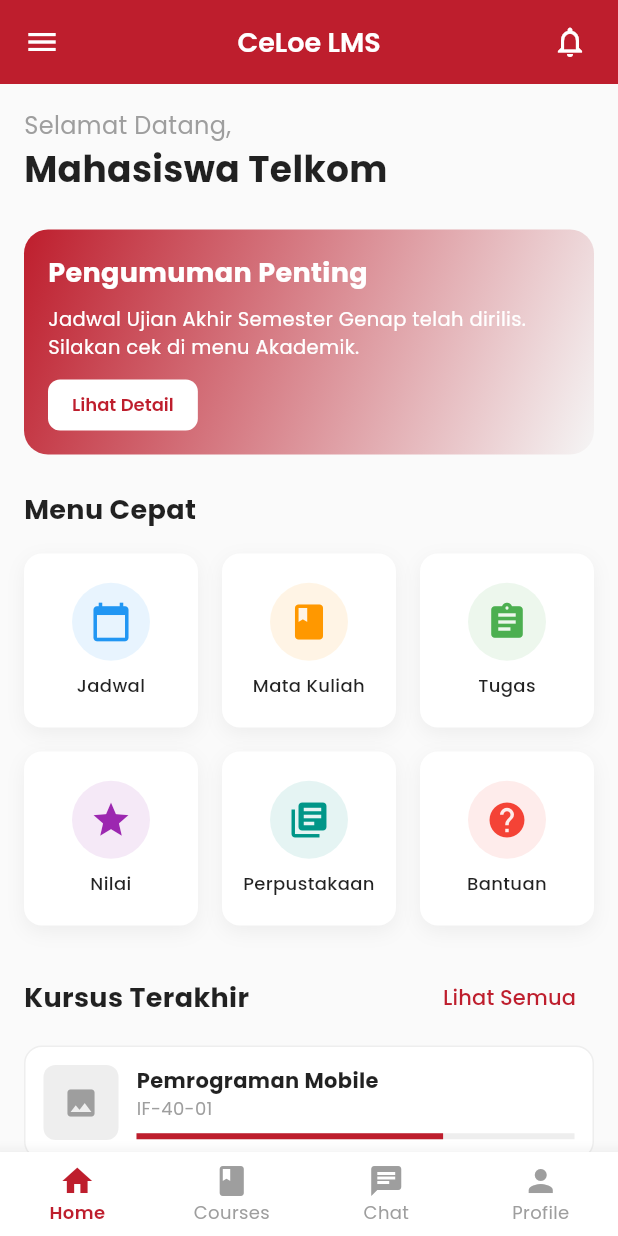
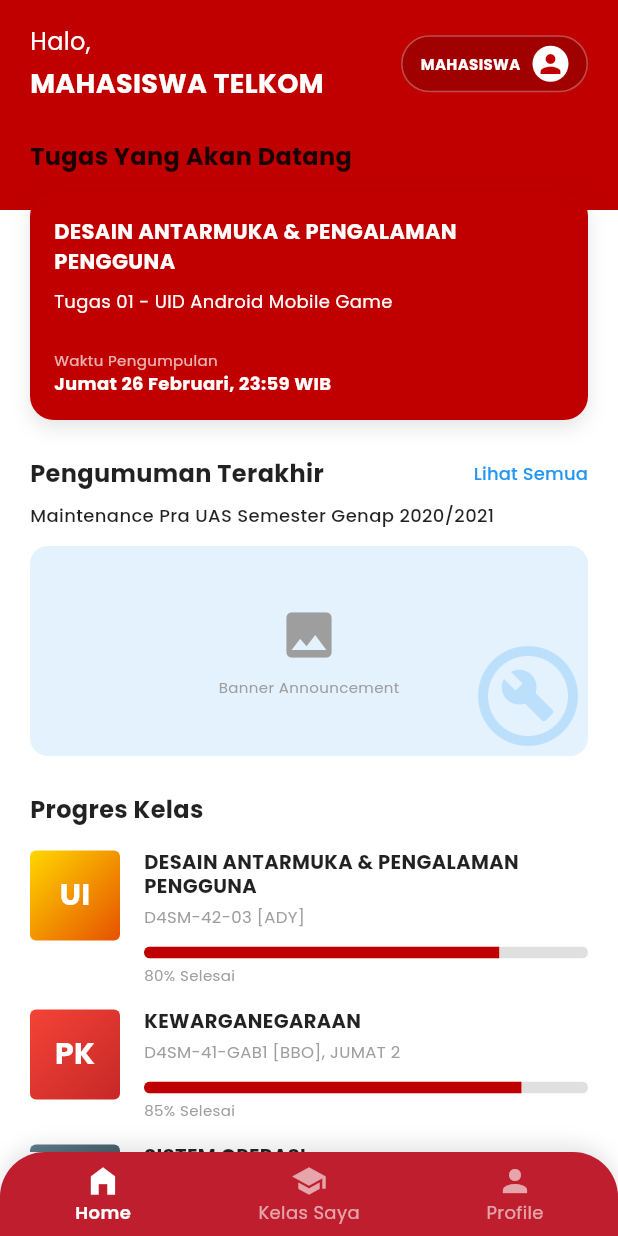
Before and after one commit to sitimaisaroh291001/app_lms, a Flutter app: the DashboardPage screen opened by its route, on a phone screen of 412 x 824 dp. Run offline on Flutter 3.47's test engine with Material 3 defaults, Android fonts, the phone set to English and light mode, and no system bars; our stand-ins replace go_router, google_fonts.

Commit message:
Membuat halaman dashboard/home

```diff
--- a/lib/features/dashboard/presentation/pages/dashboard_page.dart
+++ b/lib/features/dashboard/presentation/pages/dashboard_page.dart
@@ -1,259 +1,414 @@
 import 'package:flutter/material.dart';
 import 'package:go_router/go_router.dart';
-import '../../../../core/theme/app_theme.dart';
+import 'package:go_router/go_router.dart';
 
-class DashboardPage extends StatelessWidget {
+class DashboardPage extends StatefulWidget {
   const DashboardPage({super.key});
+
+  @override
+  State<DashboardPage> createState() => _DashboardPageState();
+}
+
+class _DashboardPageState extends State<DashboardPage> {
+  int _selectedIndex = 0;
 
   @override
   Widget build(BuildContext context) {
     return Scaffold(
-      appBar: AppBar(
-        title: const Text('CeLoe LMS'),
-        actions: [
-          IconButton(
-            icon: const Icon(Icons.notifications_outlined),
-            onPressed: () {},
+      backgroundColor: Colors.white,
+      body: Stack(
+        children: [
+          // Red Header Background
+          Positioned(
+            top: 0,
+            left: 0,
+            right: 0,
+            height: 140, // Adjust height as needed
+            child: Container(
+              color: const Color(0xFFC00000), // Deep Red
+            ),
+          ),
+
+          SafeArea(
+            child: SingleChildScrollView(
+              padding: const EdgeInsets.symmetric(horizontal: 20.0),
+              child: Column(
+                crossAxisAlignment: CrossAxisAlignment.start,
+                children: [
+                  const SizedBox(height: 16),
+
+                  // 1. Header Section
+                  Row(
+                    mainAxisAlignment: MainAxisAlignment.spaceBetween,
+                    children: [
+                      Column(
+                        crossAxisAlignment: CrossAxisAlignment.start,
+                        children: [
+                          const Text(
+                            'Halo,',
+                            style: TextStyle(
+                              color: Colors.white,
+                              fontSize: 16,
+                            ),
+                          ),
+                          const SizedBox(height: 4),
+                          const Text(
+                            'MAHASISWA TELKOM',
+                            style: TextStyle(
+                              color: Colors.white,
+                              fontSize: 18,
+                              fontWeight: FontWeight.bold,
+                            ),
+                          ),
+                        ],
+                      ),
+                      Container(
+                        padding: const EdgeInsets.symmetric(horizontal: 12, vertical: 6),
+                        decoration: BoxDecoration(
+                          color: const Color(0xFFA00000), // Slightly darker red for badge
+                          borderRadius: BorderRadius.circular(20),
+                          border: Border.all(color: Colors.white30),
+                        ),
+                        child: Row(
+                          children: [
+                            const Text(
+                              'MAHASISWA',
+                              style: TextStyle(
+                                color: Colors.white,
+                                fontSize: 10,
+                                fontWeight: FontWeight.bold,
+                              ),
                             ),
                             const SizedBox(width: 8),
-        ],
-      ),
-      drawer: Drawer(
-        child: ListView(
-          padding: EdgeInsets.zero,
-          children: [
-            const UserAccountsDrawerHeader(
-              decoration: BoxDecoration(color: AppTheme.primaryColor),
-              accountName: Text('Mahasiswa Telkom'),
-              accountEmail: Text('mahasiswa@student.telkomuniversity.ac.id'),
-              currentAccountPicture: CircleAvatar(
+                            const CircleAvatar(
+                              radius: 12,
                               backgroundColor: Colors.white,
-                child: Icon(Icons.person, size: 40, color: AppTheme.primaryColor),
-              ),
-            ),
-            ListTile(
-              leading: const Icon(Icons.dashboard),
-              title: const Text('Dashboard'),
-              onTap: () => context.pop(),
-            ),
-            ListTile(
-              leading: const Icon(Icons.book),
-              title: const Text('My Courses'),
-              onTap: () {
-                context.push('/course-list');
-              },
-            ),
-             ListTile(
-              leading: const Icon(Icons.person),
-              title: const Text('Profile'),
-              onTap: () {
-                 context.push('/profile');
-              },
-            ),
-            const Divider(),
-            ListTile(
-              leading: const Icon(Icons.logout),
-              title: const Text('Logout'),
-              onTap: () => context.go('/login'),
+                              child: Icon(Icons.person, size: 20, color: Color(0xFFC00000)),
                             ),
                           ],
                         ),
                       ),
-      body: SingleChildScrollView(
-        padding: const EdgeInsets.all(16.0),
+                    ],
+                  ),
+
+                  const SizedBox(height: 24),
+
+                  // 2. Tugas Yang Akan Datang (Upcoming Task)
+                  const Text(
+                    'Tugas Yang Akan Datang',
+                    style: TextStyle(
+                      fontSize: 16,
+                      fontWeight: FontWeight.bold,
+                      color: Colors.black87,
+                    ),
+                  ),
+                  const SizedBox(height: 12),
+
+                  Container(
+                    width: double.infinity,
+                    padding: const EdgeInsets.all(16),
+                    decoration: BoxDecoration(
+                      color: const Color(0xFFC00000), // Red Card
+                      borderRadius: BorderRadius.circular(16),
+                      boxShadow: [
+                        BoxShadow(
+                          color: Colors.black.withValues(alpha: 0.1),
+                          blurRadius: 10,
+                          offset: const Offset(0, 5),
+                        ),
+                      ],
+                    ),
                     child: Column(
                       crossAxisAlignment: CrossAxisAlignment.start,
                       children: [
-            // Welcome Section
                         const Text(
-              'Selamat Datang,',
-              style: TextStyle(fontSize: 16, color: Colors.grey),
-            ),
-            const Text(
-              'Mahasiswa Telkom',
-              style: TextStyle(fontSize: 24, fontWeight: FontWeight.bold),
-            ),
-            const SizedBox(height: 24),
-
-            // Announcement Carousel / Banner
-            Container(
-              height: 150,
-              width: double.infinity,
-              decoration: BoxDecoration(
-                color: AppTheme.primaryColor,
-                borderRadius: BorderRadius.circular(16),
-                gradient: LinearGradient(
-                  colors: [AppTheme.primaryColor, AppTheme.secondaryColor],
-                  begin: Alignment.topLeft,
-                  end: Alignment.bottomRight,
-                ),
-              ),
-              padding: const EdgeInsets.all(16),
-              child: Column(
-                crossAxisAlignment: CrossAxisAlignment.start,
-                mainAxisAlignment: MainAxisAlignment.center,
-                children: [
-                  const Text(
-                    'Pengumuman Penting',
+                          'DESAIN ANTARMUKA & PENGALAMAN PENGGUNA',
                           style: TextStyle(
                             color: Colors.white,
+                            fontSize: 14,
                             fontWeight: FontWeight.bold,
-                      fontSize: 18,
                           ),
                         ),
                         const SizedBox(height: 8),
                         const Text(
-                    'Jadwal Ujian Akhir Semester Genap telah dirilis. Silakan cek di menu Akademik.',
-                    style: TextStyle(color: Colors.white, fontSize: 13),
-                    maxLines: 2,
-                    overflow: TextOverflow.ellipsis,
+                          'Tugas 01 - UID Android Mobile Game',
+                          style: TextStyle(
+                            color: Colors.white,
+                            fontSize: 12,
                           ),
-                  const Spacer(),
-                  ElevatedButton(
-                    style: ElevatedButton.styleFrom(
-                      backgroundColor: Colors.white,
-                      foregroundColor: AppTheme.primaryColor,
-                      padding: const EdgeInsets.symmetric(horizontal: 16, vertical: 8),
-                      minimumSize: Size.zero,
-                      tapTargetSize: MaterialTapTargetSize.shrinkWrap,
                         ),
-                    onPressed: () {},
-                    child: const Text('Lihat Detail', style: TextStyle(fontSize: 12)),
-                  )
+                        const SizedBox(height: 24),
+                        const Text(
+                          'Waktu Pengumpulan',
+                          style: TextStyle(
+                            color: Colors.white70,
+                            fontSize: 10,
+                          ),
+                        ),
+                         const Text(
+                          'Jumat 26 Februari, 23:59 WIB',
+                          style: TextStyle(
+                            color: Colors.white,
+                            fontSize: 12,
+                            fontWeight: FontWeight.bold,
+                          ),
+                        ),
                       ],
                     ),
                   ),
 
                   const SizedBox(height: 24),
 
-            // Quick Menu (Grid)
-            const Text(
-              'Menu Cepat',
-              style: TextStyle(fontSize: 18, fontWeight: FontWeight.bold),
-            ),
-            const SizedBox(height: 16),
-            GridView.count(
-              shrinkWrap: true,
-              physics: const NeverScrollableScrollPhysics(),
-              crossAxisCount: 3, // 3 columns
-              crossAxisSpacing: 16,
-              mainAxisSpacing: 16,
-              children: [
-                _buildMenuCard(Icons.calendar_today, 'Jadwal', Colors.blue),
-                _buildMenuCard(Icons.book, 'Mata Kuliah', Colors.orange),
-                _buildMenuCard(Icons.assignment, 'Tugas', Colors.green),
-                _buildMenuCard(Icons.grade, 'Nilai', Colors.purple),
-                _buildMenuCard(Icons.library_books, 'Perpustakaan', Colors.teal),
-                _buildMenuCard(Icons.help, 'Bantuan', Colors.red),
-              ],
-            ),
-             const SizedBox(height: 24),
-
-             // Recent Courses
+                  // 3. Pengumuman Terakhir
                   Row(
                     mainAxisAlignment: MainAxisAlignment.spaceBetween,
                     children: [
                       const Text(
-                  'Kursus Terakhir',
-                  style: TextStyle(fontSize: 18, fontWeight: FontWeight.bold),
+                        'Pengumuman Terakhir',
+                        style: TextStyle(
+                          fontSize: 16,
+                          fontWeight: FontWeight.bold,
+                          color: Colors.black87,
                         ),
-                 TextButton(onPressed: (){}, child: const Text("Lihat Semua"))
-              ]
+                      ),
+                      TextButton(
+                        onPressed: () {},
+                        style: TextButton.styleFrom(
+                          padding: EdgeInsets.zero,
+                          minimumSize: Size.zero,
+                          tapTargetSize: MaterialTapTargetSize.shrinkWrap,
+                        ),
+                        child: const Text(
+                          'Lihat Semua',
+                          style: TextStyle(color: Colors.blue, fontSize: 12)
+                        ),
+                      ),
+                    ],
                   ),
                   const SizedBox(height: 8),
-             _buildCourseCard("Pemrograman Mobile", "IF-40-01", 0.7),
+                  const Text(
+                    'Maintenance Pra UAS Semester Genap 2020/2021',
+                    style: TextStyle(fontSize: 12, fontWeight: FontWeight.w500),
+                  ),
                   const SizedBox(height: 12),
-             _buildCourseCard("Desain UX", "IF-40-02", 0.4),
-
+                  // Banner Image Placeholder
+                  Container(
+                    height: 140,
+                    width: double.infinity,
+                    decoration: BoxDecoration(
+                      color: Colors.blue[50],
+                      borderRadius: BorderRadius.circular(12),
+                    ),
+                    child: Stack(
+                      children: [
+                         Positioned(
+                           right: 0,
+                           bottom: 0,
+                           child: Icon(Icons.build_circle_outlined, size: 80, color: Colors.blue.withValues(alpha: 0.2)),
+                         ),
+                        Center(
+                          child: Column(
+                            mainAxisAlignment: MainAxisAlignment.center,
+                            children: const [
+                              Icon(Icons.image, size: 40, color: Colors.grey),
+                              SizedBox(height: 8),
+                              Text('Banner Announcement', style: TextStyle(color: Colors.grey, fontSize: 10)),
                             ],
                           ),
                         ),
-      bottomNavigationBar: BottomNavigationBar(
-        currentIndex: 0,
-         selectedItemColor: AppTheme.primaryColor,
-         unselectedItemColor: Colors.grey,
+                      ],
+                    ),
+                  ),
+
+                  const SizedBox(height: 24),
+
+                  // 4. Progres Kelas
+                  const Text(
+                    'Progres Kelas',
+                    style: TextStyle(
+                      fontSize: 16,
+                      fontWeight: FontWeight.bold,
+                      color: Colors.black87,
+                    ),
+                  ),
+                  const SizedBox(height: 16),
+
+                  // Course Items
+                  _buildCourseProgressItem(
+                    context,
+                    'ui',
+                    const Color(0xFFFFD700), // Yellow
+                    const Color(0xFFE65100), // Orange
+                    'DESAIN ANTARMUKA & PENGALAMAN PENGGUNA',
+                    'D4SM-42-03 [ADY]',
+                    0.80,
+                  ),
+                  _buildCourseProgressItem(
+                    context,
+                    'pk',
+                    Colors.red,
+                    Colors.red[800]!,
+                    'KEWARGANEGARAAN',
+                    'D4SM-41-GAB1 [BBO], JUMAT 2',
+                    0.85,
+                  ),
+                   _buildCourseProgressItem(
+                    context,
+                    'so',
+                    Colors.blueGrey,
+                    Colors.blueGrey[800]!,
+                    'SISTEM OPERASI',
+                    'D4SM-44-02 [DD6]',
+                    0.50,
+                  ),
+                  const SizedBox(height: 100), // Bottom padding for FAB/Nav
+                ],
+              ),
+            ),
+          ),
+        ],
+      ),
+      bottomNavigationBar: Container(
+        decoration: BoxDecoration(
+          borderRadius: const BorderRadius.only(
+            topLeft: Radius.circular(30),
+            topRight: Radius.circular(30),
+          ),
+          boxShadow: [
+             BoxShadow(
+              color: Colors.black.withValues(alpha: 0.1),
+              blurRadius: 10,
+              offset: const Offset(0, -5),
+            ),
+          ],
+        ),
+        child: ClipRRect(
+          borderRadius: const BorderRadius.only(
+            topLeft: Radius.circular(30),
+            topRight: Radius.circular(30),
+          ),
+          child: BottomNavigationBar(
+            currentIndex: _selectedIndex,
+            backgroundColor: const Color(0xFFBE1E2D), // Primary Red
+            selectedItemColor: Colors.white,
+            unselectedItemColor: Colors.white.withValues(alpha: 0.6),
             showUnselectedLabels: true,
+            type: BottomNavigationBarType.fixed,
+            onTap: (index) {
+              setState(() {
+                _selectedIndex = index;
+              });
+              if (index == 1) context.push('/course-list');
+              if (index == 2) context.push('/profile');
+            },
             items: const [
-          BottomNavigationBarItem(icon: Icon(Icons.home), label: 'Home'),
-          BottomNavigationBarItem(icon: Icon(Icons.book), label: 'Courses'),
-          BottomNavigationBarItem(icon: Icon(Icons.chat), label: 'Chat'),
-          BottomNavigationBarItem(icon: Icon(Icons.person), label: 'Profile'),
+              BottomNavigationBarItem(
+                icon: Icon(Icons.home_filled),
+                label: 'Home',
+              ),
+              BottomNavigationBarItem(
+                icon: Icon(Icons.school),
+                label: 'Kelas Saya',
+              ),
+              BottomNavigationBarItem(
+                icon: Icon(Icons.person),
+                label: 'Profile', // Request said "Profile", UI might imply Notifikasi, keeping Profile as per request
+              ),
             ],
-        onTap: (index) {
-          // Handle navigation
-        },
+          ),
+        ),
       ),
     );
   }
 
-  Widget _buildMenuCard(IconData icon, String label, Color color) {
+  Widget _buildCourseProgressItem(
+    BuildContext context,
+    String iconTag,
+    Color color1,
+    Color color2,
+    String title,
+    String code,
+    double progress
+  ) {
     return Container(
+      margin: const EdgeInsets.only(bottom: 16),
+      child: Row(
+        crossAxisAlignment: CrossAxisAlignment.start,
+        children: [
+          // Icon Box
+          Container(
+            width: 60,
+            height: 60,
             decoration: BoxDecoration(
+              gradient: LinearGradient(
+                colors: [color1, color2],
+                begin: Alignment.topLeft,
+                end: Alignment.bottomRight,
+              ),
+              borderRadius: BorderRadius.circular(4), // Slightly rounded square
+            ),
+            child: Center(
+              child: Text(
+                iconTag.toUpperCase(),
+                style: const TextStyle(
                   color: Colors.white,
-        borderRadius: BorderRadius.circular(12),
-        boxShadow: [
-          BoxShadow(
-            color: Colors.black.withOpacity(0.05),
-            blurRadius: 10,
-            offset: const Offset(0, 4),
+                  fontWeight: FontWeight.bold,
+                  fontSize: 20,
+                ),
+              ),
+            ),
+          ),
+          const SizedBox(width: 16),
+          // Details
+          Expanded(
+            child: Column(
+              crossAxisAlignment: CrossAxisAlignment.start,
+              children: [
+                Text(
+                  title,
+                  style: const TextStyle(
+                    fontWeight: FontWeight.bold,
+                    fontSize: 13,
+                    height: 1.2,
+                  ),
+                  maxLines: 2,
+                  overflow: TextOverflow.ellipsis,
+                ),
+                const SizedBox(height: 4),
+                Text(
+                  code,
+                  style: const TextStyle(
+                    fontSize: 11,
+                    color: Colors.grey,
+                  ),
+                ),
+                const SizedBox(height: 12),
+                // Progress Bar
+                Row(
+                  children: [
+                    Expanded(
+                      child: ClipRRect(
+                        borderRadius: BorderRadius.circular(4),
+                        child: LinearProgressIndicator(
+                          value: progress,
+                          minHeight: 8,
+                          backgroundColor: Colors.grey[300],
+                          color: const Color(0xFFC00000), // Red Progress
+                        ),
+                      ),
                     ),
                   ],
                 ),
-      child: Column(
-        mainAxisAlignment: MainAxisAlignment.center,
-        children: [
-          Container(
-            padding: const EdgeInsets.all(12),
-            decoration: BoxDecoration(
-              color: color.withOpacity(0.1),
-              shape: BoxShape.circle,
+                const SizedBox(height: 4),
+                 Text(
+                   '${(progress * 100).toInt()}% Selesai',
+                   style: const TextStyle(fontSize: 10, color: Colors.grey),
                  ),
-            child: Icon(icon, color: color, size: 28),
+              ],
             ),
-          const SizedBox(height: 8),
-          Text(
-            label,
-            style: const TextStyle(fontWeight: FontWeight.w500, fontSize: 12),
-            textAlign: TextAlign.center,
           ),
         ],
       ),
     );
   }
-
-  Widget _buildCourseCard(String title, String code, double progress) {
-    return Container(
-      padding: const EdgeInsets.all(12),
-      decoration: BoxDecoration(
-        color: Colors.white,
-        borderRadius: BorderRadius.circular(12),
-        border: Border.all(color: Colors.grey[200]!),
-      ),
-      child: Row(
-        children: [
-           Container(
-             width: 50,
-             height: 50,
-             decoration: BoxDecoration(
-               color: Colors.grey[200],
-               borderRadius: BorderRadius.circular(8),
-             ),
-             child: const Icon(Icons.image, color: Colors.grey),
-           ),
-           const SizedBox(width: 12),
-           Expanded(
-             child: Column(
-               crossAxisAlignment: CrossAxisAlignment.start,
-               children: [
-                 Text(title, style: const TextStyle(fontWeight: FontWeight.bold)),
-                 Text(code, style: const TextStyle(fontSize: 12, color: Colors.grey)),
-                 const SizedBox(height: 8),
-                 LinearProgressIndicator(value: progress, color: AppTheme.primaryColor, backgroundColor: Colors.grey[200], minHeight: 4,),
-               ],
-             )
-           )
-        ],
-      ),
-    );
 }
-}
```
Lines whose indentation alone changed are shown as unchanged.
